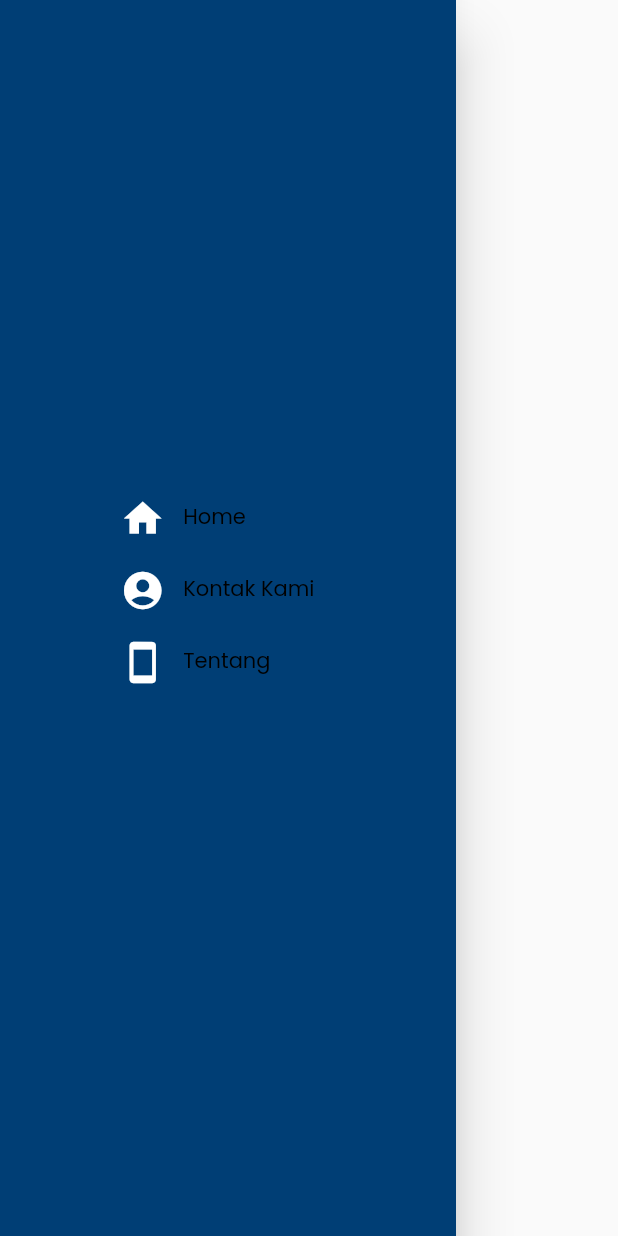
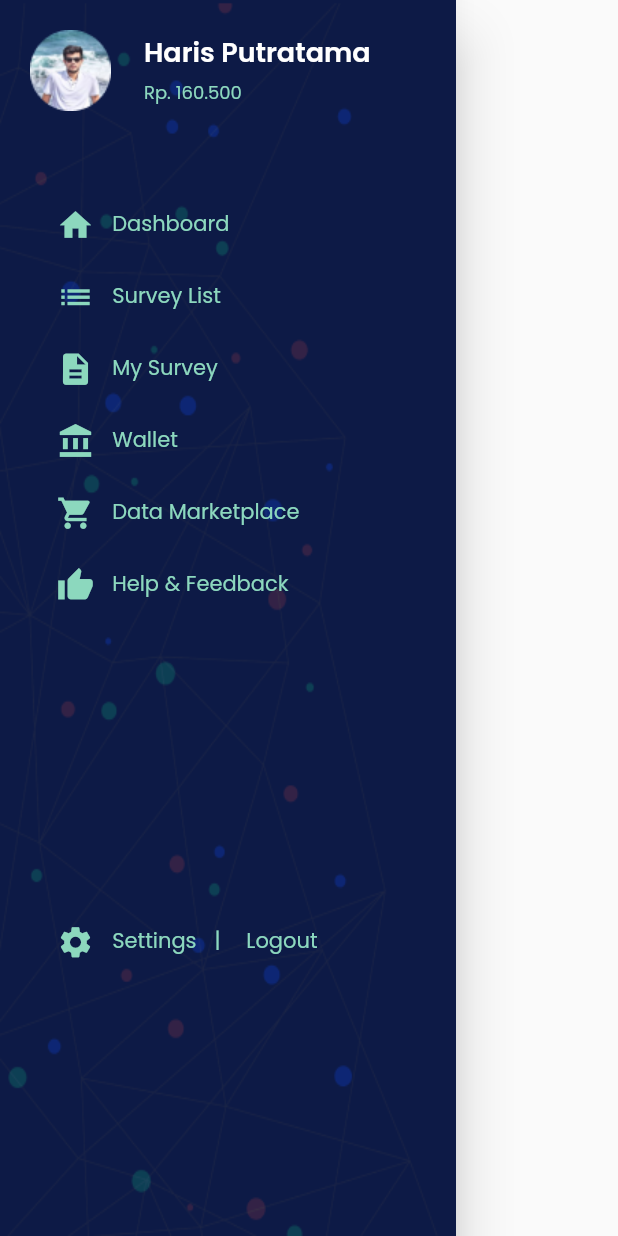
Before and after one commit to hazelflith/survea_app, a Flutter app: the MenuDrawer widget shown alone on an empty page, opened directly, on a phone screen of 412 x 824 dp. Run offline on Flutter 3.47's test engine with Material 2 defaults, Android fonts, the phone set to English and light mode, and no system bars; our stand-ins replace dio, get_it, stacked, webview_flutter.

Commit message:
Progress Menubar (2)

```diff
--- a/lib/ui/ui_helper.dart
+++ b/lib/ui/ui_helper.dart
@@ -57,7 +57,7 @@ class UIHelper {
   static Color orange = Color(0xFFFFC05F);
   static Color grayText = Color(0xFF606060);
   static Color surveaBlue = Color(0xFF334D6E);
-  static Color surveaGreen = Color(0xFF8BD8BD);
+  static Color surveaGreen = Color(0xFF8CD8BE);
 
   static MaterialColor createMaterialColor(Color color) {
     List strengths = <double>[.05];
--- a/lib/ui/widgets/appbar/menu_drawer.dart
+++ b/lib/ui/widgets/appbar/menu_drawer.dart
@@ -9,48 +9,146 @@ class MenuDrawer extends StatelessWidget {
     UIHelper.init(context);
     Widget _buildDrawerOption(String title, IconData iconData, {VoidCallback onTap}) {
       return FlatButton(
-        padding: EdgeInsets.only(left: getProportionateScreenWidth(70),),
+        padding: EdgeInsets.only(left: getProportionateScreenWidth(33),),
         child: Row(
           children: <Widget>[
             Icon(
               iconData,
-              color: Colors.white,
-              size: 30,
+              color: UIHelper.surveaGreen,
+              size: 25,
             ),
             UIHelper.hSpaceSmall(),
             Text(
               title,
-              style: _textTheme.display1.copyWith(fontSize: 14.0, fontWeight: FontWeight.normal),
+              style: _textTheme.display1.copyWith(fontSize: 14.0, fontWeight: FontWeight.normal, color: UIHelper.surveaGreen),
             ),
           ],
         ),
         onPressed: onTap ?? () => Navigator.pop(context),
       );
     }
-
+    Widget _buildDrawerSelected(String title, IconData iconData, {VoidCallback onTap}) {
+      return FlatButton(
+        padding: EdgeInsets.only(left: getProportionateScreenWidth(33),),
+        child: Row(
+          children: <Widget>[
+            Icon(
+              iconData,
+              color: Colors.white,
+              size: 25,
+            ),
+            UIHelper.hSpaceSmall(),
+            Text(
+              title,
+              style: _textTheme.display1.copyWith(fontSize: 14.0, fontWeight: FontWeight.normal, color: Colors.white),
+            ),
+          ],
+        ),
+        onPressed: onTap ?? () => Navigator.pop(context),
+      );
+    }
+    Widget _buildDrawerLogout(String title, {VoidCallback onTap}) {
+      return FlatButton(
+        padding: EdgeInsets.only(left: getProportionateScreenWidth(5),),
+        child: Row(
+          children: <Widget>[
+            Text(
+              title,
+              style: _textTheme.display1.copyWith(fontSize: 14.0, fontWeight: FontWeight.normal, color: UIHelper.surveaGreen),
+            ),
+            UIHelper.hSpaceSmall(),
+          ],
+        ),
+        onPressed: onTap ?? () => Navigator.pop(context),
+      );
+    }
     return SafeArea(
       child: Drawer(
         child: Container(
-          color: UIHelper.blue,
+          decoration: BoxDecoration(
+            image: DecorationImage(
+              image: AssetImage(
+                  'assets/image/menubar/bg.png'),
+              fit: BoxFit.fill,
+            ),
+          ),
           child: Column(
             children: <Widget>[
+              Row(
+              children: <Widget>[
+                  Padding(
+                    padding: const EdgeInsets.fromLTRB(20, 20, 10, 20),
+                    child: Image(image: AssetImage('assets/image/menubar/pp.png')),
+                  ),
+                UIHelper.hSpaceSmall(),
+                Column(
+                  crossAxisAlignment: CrossAxisAlignment.start,
+                  children: <Widget>[
+                  Text(
+                    'Haris Putratama',
+                    style: _textTheme.display1.copyWith(fontSize: 18, fontWeight: FontWeight.bold, color: Colors.white,),
+                  ),
+                    UIHelper.vSpaceXSmall(),
+                    Text(
+                      'Rp. 160.500',
+                      style: _textTheme.display1.copyWith(fontSize: 12.0, fontWeight: FontWeight.normal, color: UIHelper.surveaGreen),
+                    ),
+                  ],
+                )
+                ]),
               SizedBox(
-                height: getProportionateScreenHeight(250),
+                height: getProportionateScreenHeight(25),
               ),
               _buildDrawerOption(
-                'Home', Icons.home, onTap: () {
+                'Dashboard', Icons.home, onTap: () {
                   Navigator.pushNamed(context, "home");
                 }
               ),
               _buildDrawerOption(
-                'Kontak Kami', Icons.account_circle, onTap: () {
-                  Navigator.pushNamed(context, 'kontak');
+                'Survey List', Icons.list, onTap: () {
+                  Navigator.pushNamed(context, 'survey_list');
                 }),
               _buildDrawerOption(
-                'Tentang', Icons.smartphone, onTap: () {
-                  Navigator.pushNamed(context, "tentang");
+                'My Survey', Icons.description, onTap: () {
+                  Navigator.pushNamed(context, "my_survey");
                 }
               ),
+              _buildDrawerOption(
+                  'Wallet', Icons.account_balance, onTap: () {
+                Navigator.pushNamed(context, "wallet");
+              }
+              ),
+              _buildDrawerOption(
+                  'Data Marketplace', Icons.shopping_cart, onTap: () {
+                Navigator.pushNamed(context, "data_marketplace");
+              }
+              ),
+              _buildDrawerOption(
+                  'Help & Feedback', Icons.thumb_up, onTap: () {
+                Navigator.pushNamed(context, "help");
+              }
+              ),
+              UIHelper.vSpaceXLarge(),UIHelper.vSpaceLarge(),
+              Row(
+                  children: <Widget>[
+                _buildDrawerOption(
+                    'Settings',Icons.settings, onTap: () {
+                  Navigator.pushNamed(context, "setting");
+                }
+                ),
+                    UIHelper.hSpaceSmall(),
+                    Text(
+                      '|',
+                      style: _textTheme.display1.copyWith(fontSize: 14.0, fontWeight: FontWeight.normal, color: UIHelper.surveaGreen),
+                    ),
+                _buildDrawerLogout(
+                    'Logout', onTap: () {
+                  Navigator.pushNamed(context, "logout");
+                }
+                ),
+
+              ]),
+
             ],
           ),
         ),
--- a/pubspec.yaml
+++ b/pubspec.yaml
@@ -63,6 +63,8 @@ flutter:
     - assets/image/survey/cat_politic.png
     - assets/image/survey/cat_social.png
     - assets/image/survey/cat_tech.png
+    - assets/image/menubar/pp.png
+    - assets/image/menubar/bg.png
 
 
   # An image asset can refer to one or more resolution-specific "variants", see
```
Also changed, not shown: assets/image/menubar/bg.png (added), assets/image/menubar/credit-card.png (deleted), assets/image/menubar/file-text.png (deleted), assets/image/menubar/home.png (deleted), assets/image/menubar/list.png (deleted), assets/image/menubar/shopping-cart.png (deleted), assets/image/menubar/thumbs-up.png (deleted), lib/ui/views/surveylist_view.dart (indentation only).
